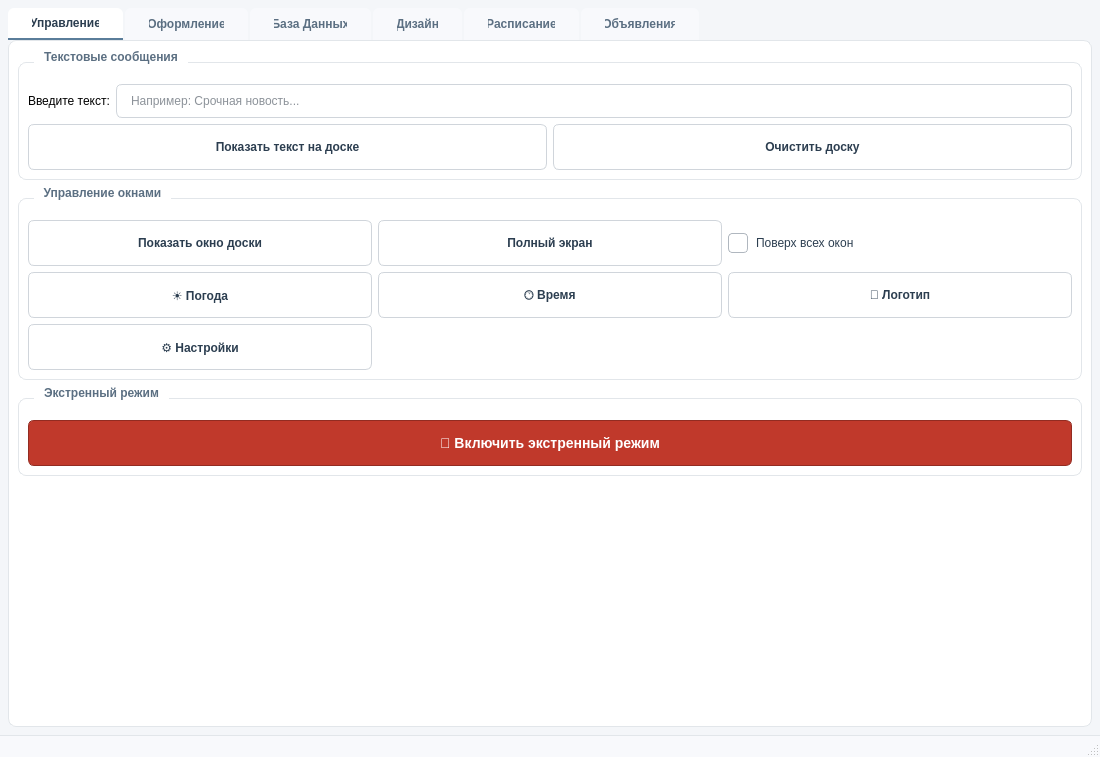
Old version of the form src/mainwindow.ui in the repository haZmAtIkTpS1313/Information-Board.
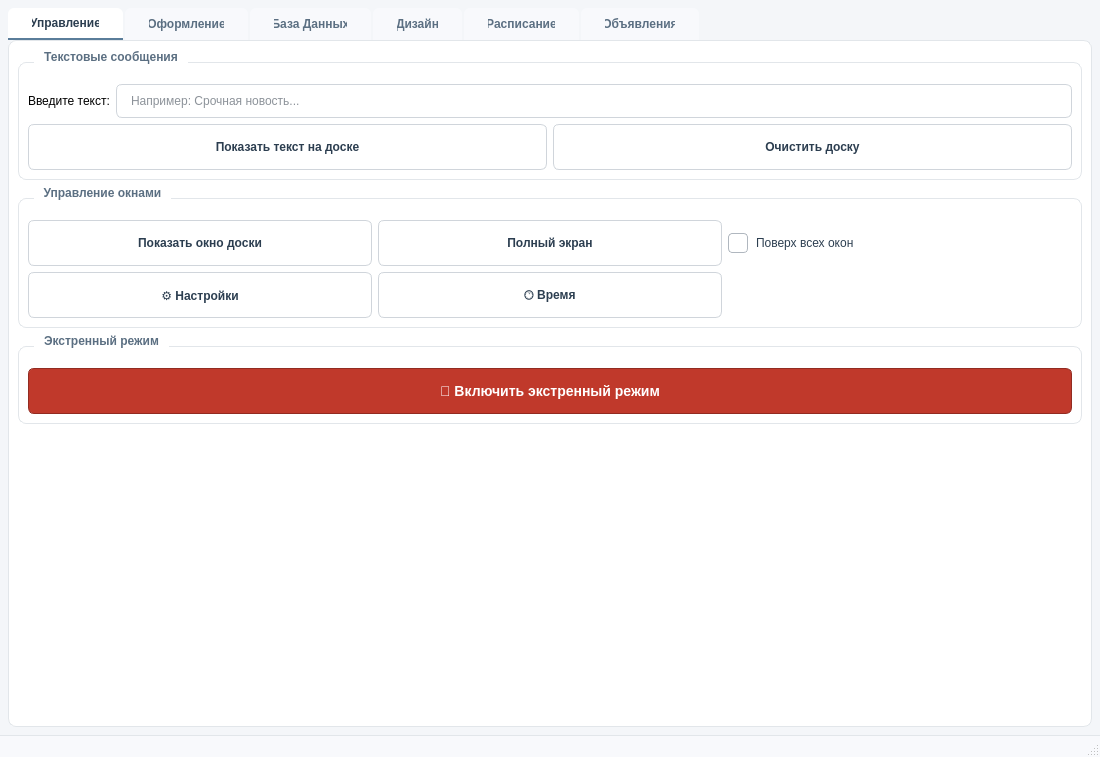
New version of the form.

The edit to the form file:
```diff
--- a/src/mainwindow.ui
+++ b/src/mainwindow.ui
@@ -310,20 +310,6 @@
              </property>
             </widget>
            </item>
-           <item row="1" column="2">
-            <widget class="QPushButton" name="quickLogoButton">
-             <property name="text">
-              <string>🏢 Логотип</string>
-             </property>
-            </widget>
-           </item>
-           <item row="1" column="0">
-            <widget class="QPushButton" name="quickWeatherButton">
-             <property name="text">
-              <string>☀️ Погода</string>
-             </property>
-            </widget>
-           </item>
            <item row="0" column="2">
             <widget class="QCheckBox" name="alwaysOnTopCheck">
              <property name="text">
@@ -338,7 +324,7 @@
              </property>
             </widget>
            </item>
-           <item row="2" column="0">
+           <item row="1" column="0">
             <widget class="QPushButton" name="settingsButton">
              <property name="text">
               <string>⚙️ Настройки</string>
```
